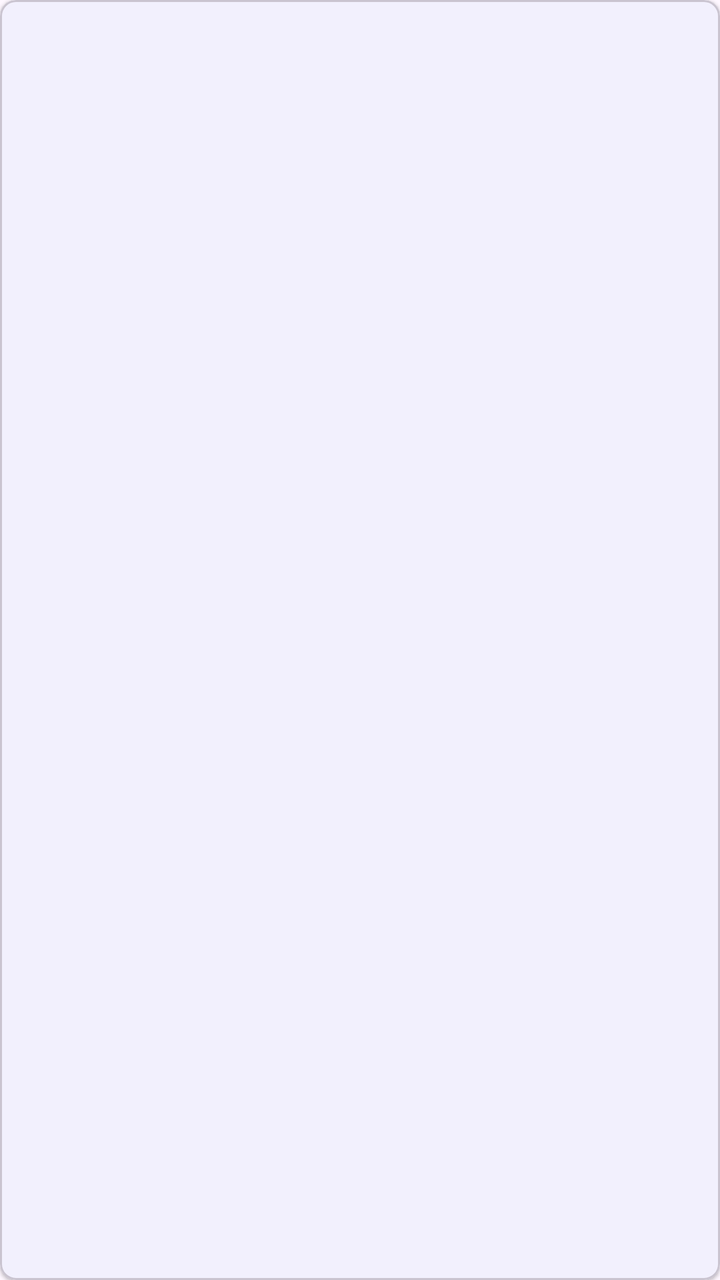
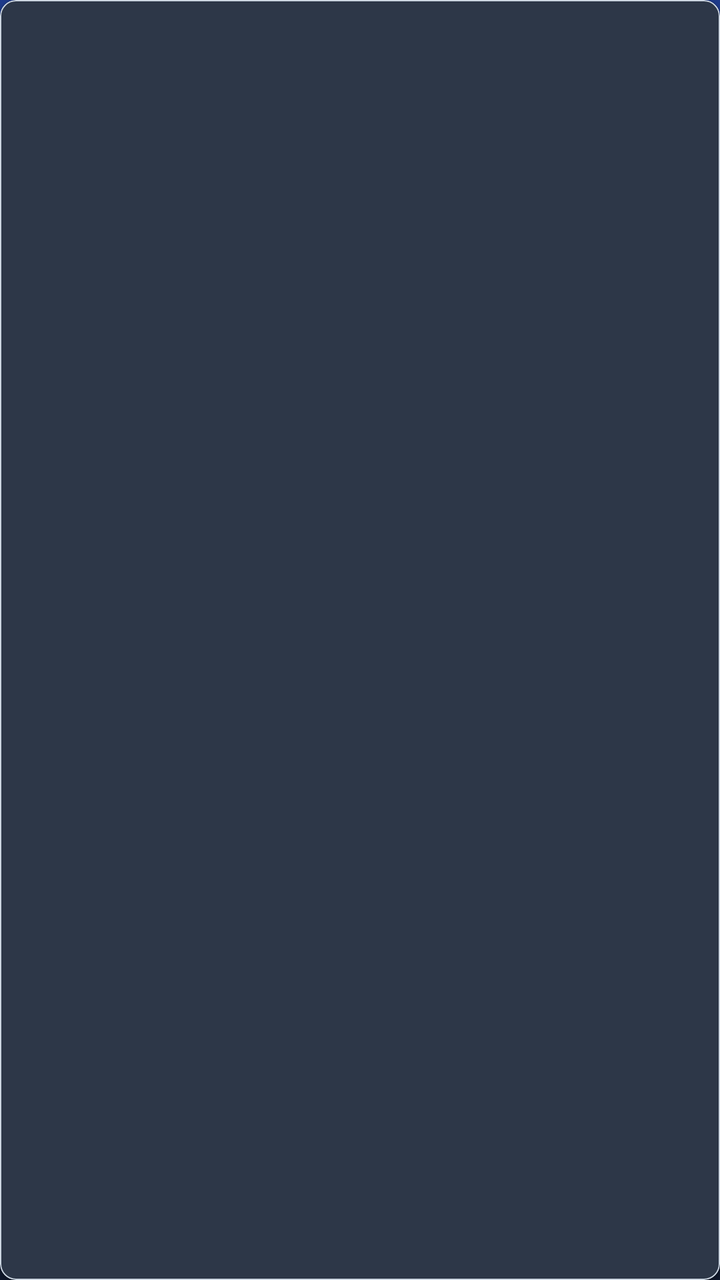

An Android layout rendered at two revisions. The XML below is the earlier revision; the diff shows what the commit changed to produce the second picture.
<!-- AndroidManifest.xml: application theme Theme.InventarioApp -->
<!-- res/layout/item_stock_entrada.xml -->
<?xml version="1.0" encoding="utf-8"?>
<com.google.android.material.card.MaterialCardView xmlns:android="http://schemas.android.com/apk/res/android"
    xmlns:app="http://schemas.android.com/apk/res-auto"
    android:layout_width="match_parent"
    android:layout_height="wrap_content"
    android:layout_marginHorizontal="8dp"
    android:layout_marginVertical="4dp"
    app:cardCornerRadius="8dp"
    app:cardElevation="1dp">

    <LinearLayout
        android:layout_width="match_parent"
        android:layout_height="wrap_content"
        android:orientation="horizontal"
        android:padding="12dp"
        android:gravity="center_vertical">

        <LinearLayout
            android:layout_width="0dp"
            android:layout_height="wrap_content"
            android:layout_weight="1"
            android:orientation="vertical">

            <TextView
                android:id="@+id/tvDescripcion"
                android:layout_width="wrap_content"
                android:layout_height="wrap_content"
                android:textColor="@color/text_primary"
                android:textSize="16sp"
                android:textStyle="bold" />

            <TextView
                android:id="@+id/tvCodigo"
                android:layout_width="wrap_content"
                android:layout_height="wrap_content"
                android:textColor="@color/text_secondary"
                android:textSize="12sp" />
        </LinearLayout>

        <LinearLayout
            android:layout_width="wrap_content"
            android:layout_height="wrap_content"
            android:orientation="vertical"
            android:gravity="end">

            <TextView
                android:id="@+id/tvCantidad"
                android:layout_width="wrap_content"
                android:layout_height="wrap_content"
                android:textColor="@color/primary"
                android:textSize="18sp"
                android:textStyle="bold" />

            <TextView
                android:id="@+id/tvLote"
                android:layout_width="wrap_content"
                android:layout_height="wrap_content"
                android:textColor="@color/text_hint"
                android:textSize="12sp" />
        </LinearLayout>

        <TextView
            android:id="@+id/tvUsuario"
            android:layout_width="wrap_content"
            android:layout_height="wrap_content"
            android:layout_marginStart="12dp"
            android:visibility="gone" />

    </LinearLayout>
</com.google.android.material.card.MaterialCardView>
<!-- resources referenced by this layout -->
<resources>
  <color name="primary">#1A73E8</color>
  <color name="text_hint">#5F6368</color>
  <style name="Theme.InventarioApp" parent="Theme.Material3.DayNight.NoActionBar">
          
          <item name="colorPrimary">@color/primary</item>
          <item name="colorOnPrimary">@color/white</item>
          <item name="colorPrimaryContainer">@color/light_blue</item>
          <item name="colorSecondary">@color/secondary</item>
          <item name="android:statusBarColor">@color/primary_variant</item>
  
          
          <item name="textInputStyle">@style/Widget.Material3.TextInputLayout.OutlinedBox</item>
      </style>
  <color name="white">#FFFFFFFF</color>
  <color name="light_blue">#FF03A9F4</color>
  <color name="secondary">#34A853</color>
  <color name="primary_variant">#1557B0</color>
</resources>

<!-- the commit's change to res/layout/item_stock_entrada.xml (unified diff, before → after) -->
@@ -6,7 +6,10 @@
     android:layout_marginHorizontal="8dp"
     android:layout_marginVertical="4dp"
     app:cardCornerRadius="8dp"
-    app:cardElevation="1dp">
+    app:cardElevation="1dp"
+    app:cardBackgroundColor="@color/card_background"
+    app:strokeColor="@color/text_secondary"
+    app:strokeWidth="0.5dp">
 
     <LinearLayout
         android:layout_width="match_parent"
<!-- resource entries referenced after the edit -->
@@ -1,21 +1,38 @@
 <!-- resources referenced by this layout -->
 <resources>
-  <color name="primary">#1A73E8</color>
-  <color name="text_hint">#5F6368</color>
-  <style name="Theme.InventarioApp" parent="Theme.Material3.DayNight.NoActionBar">
+  <color name="card_background">#2D3748</color>
+  <color name="primary">#4D8DFF</color>
+  <color name="text_hint">#94A3B8</color>
+  <color name="text_primary">#FFFFFF</color>
+  <color name="text_secondary">#CBD5E1</color>
+  <style name="Theme.InventarioApp" parent="Theme.Material3.Dark.NoActionBar">
           
           <item name="colorPrimary">@color/primary</item>
           <item name="colorOnPrimary">@color/white</item>
-          <item name="colorPrimaryContainer">@color/light_blue</item>
+          <item name="colorPrimaryContainer">@color/primary_variant</item>
+          <item name="colorOnPrimaryContainer">@color/white</item>
           <item name="colorSecondary">@color/secondary</item>
-          <item name="android:statusBarColor">@color/primary_variant</item>
+          <item name="android:statusBarColor">#0F172A</item>
+          <item name="android:windowBackground">@drawable/fondo_degradado</item>
   
           
           <item name="textInputStyle">@style/Widget.Material3.TextInputLayout.OutlinedBox</item>
       </style>
   <color name="white">#FFFFFFFF</color>
-  <color name="light_blue">#FF03A9F4</color>
   <color name="secondary">#34A853</color>
-  <color name="primary_variant">#1557B0</color>
+  <!-- drawable fondo_degradado (drawable) -->
+  <?xml version="1.0" encoding="utf-8"?>
+  <selector xmlns:android="http://schemas.android.com/apk/res/android">
+      <item>
+          <shape android:shape="rectangle">
+              <gradient
+                  android:angle="270"
+                  android:startColor="#1E3A8A"
+                  android:centerColor="#1E293B"
+                  android:endColor="#0F172A" />
+          </shape>
+      </item>
+  </selector>
+  <color name="primary_variant">#1A73E8</color>
 </resources>
 
